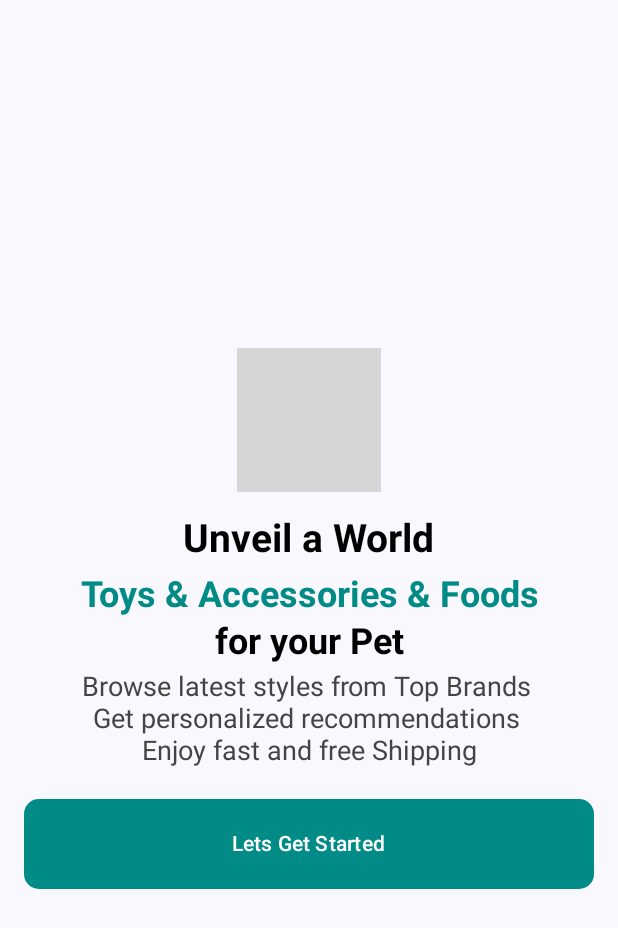
After one commit to mkaomwakuni/DessertKart, an Android app built with Jetpack Compose: the composable Splashscreen shown on its own in the app's theme, on a phone screen of 412 x 824 dp. The commit adds this screen. Shown: the top 928 px of the screen. Run offline under Robolectric (Android 15) with nearby library versions, the phone set to English and light mode, and no system bars; grey boxes are pictures that could not be loaded.

Commit message:
Intro activity- Splashscreen

```diff
--- a/app/build.gradle
+++ b/app/build.gradle
@@ -54,6 +54,8 @@ dependencies {
     implementation 'androidx.activity:activity-compose:1.8.2'
     implementation "androidx.compose.ui:ui:$compose_ui_version"
     implementation "androidx.compose.compiler:compiler:1.5.11"
+    implementation 'androidx.compose.ui:ui-graphics'
+    implementation 'androidx.compose.ui:ui-tooling-preview'
     implementation "androidx.compose.ui:ui-tooling-preview:$compose_ui_version"
     implementation "androidx.navigation:navigation-compose:2.7.7"
     implementation 'androidx.compose.material3:material3-android:1.2.1'
--- /dev/null
+++ b/app/src/main/java/dev/mkao/costkart/activity/Splashscreen.kt
@@ -0,0 +1,146 @@
+package dev.mkao.costkart.activity
+
+import androidx.compose.foundation.Image
+import androidx.compose.foundation.layout.Arrangement
+import androidx.compose.foundation.layout.Box
+import androidx.compose.foundation.layout.Column
+import androidx.compose.foundation.layout.Row
+import androidx.compose.foundation.layout.Spacer
+import androidx.compose.foundation.layout.fillMaxSize
+import androidx.compose.foundation.layout.fillMaxWidth
+import androidx.compose.foundation.layout.height
+import androidx.compose.foundation.layout.padding
+import androidx.compose.foundation.shape.RoundedCornerShape
+import androidx.compose.material3.Button
+import androidx.compose.material3.ButtonDefaults
+import androidx.compose.material3.Text
+import androidx.compose.runtime.Composable
+import androidx.compose.ui.Alignment
+import androidx.compose.ui.Modifier
+import androidx.compose.ui.graphics.Color
+import androidx.compose.ui.res.painterResource
+import androidx.compose.ui.res.stringResource
+import androidx.compose.ui.text.AnnotatedString
+import androidx.compose.ui.text.SpanStyle
+import androidx.compose.ui.text.TextStyle
+import androidx.compose.ui.text.font.FontWeight
+import androidx.compose.ui.text.style.TextAlign
+import androidx.compose.ui.tooling.preview.Preview
+import androidx.compose.ui.unit.dp
+import androidx.compose.ui.unit.sp
+import dev.mkao.costkart.R
+import dev.mkao.costkart.componets.SpacerHeight
+import dev.mkao.costkart.componets.SpacerWidth
+
+@Composable
+fun Splashscreen() {
+
+    val introText = with(AnnotatedString.Builder()) {
+        pushStyle(
+            style = SpanStyle(
+                color = Color.Black,
+                fontWeight = FontWeight.Bold
+            )
+        )
+        append(stringResource(id = R.string.introduction_unveil))
+        pushStyle(
+            style = SpanStyle(
+                color = Color(0xFF008b86),
+                fontWeight = FontWeight.Bold
+            )
+        )
+        append(", " + stringResource(id = R.string.introduction_for_your_pet))
+
+        pushStyle(
+            style = SpanStyle(
+                color = Color.Black,
+                fontWeight = FontWeight.Bold
+            )
+        )
+        append(" " + stringResource(id = R.string.introduction_toys_accessories_foods))
+
+        toAnnotatedString()
+    }
+
+    Column(
+        modifier = Modifier
+            .fillMaxSize()
+            .padding(16.dp),
+        verticalArrangement = Arrangement.Center,
+        horizontalAlignment = Alignment.CenterHorizontally
+    ) {
+        Box(modifier = Modifier) {
+            Image(
+                painter = painterResource(id = R.drawable.intro_logo),
+                contentDescription = stringResource(id = R.string.dessert_description)
+            )
+        }
+        SpacerHeight(16.dp)
+        Column(
+            horizontalAlignment = Alignment.CenterHorizontally
+        ) {
+            Text(
+                text = stringResource(R.string.introduction_unveil), style = TextStyle(
+                    color = Color.Black,
+                    fontSize = 26.sp,
+                    fontWeight = FontWeight.Bold
+                )
+            )
+            SpacerHeight(5.dp)
+            Text(
+                text = AnnotatedString.Builder().apply {
+                    pushStyle(
+                        style = SpanStyle(
+                            color = Color(0xFF008b86),
+                            fontSize = 24.sp,
+                            fontWeight = FontWeight.Bold
+                        )
+                    )
+                    append(stringResource(R.string.introduction_toys_accessories_foods))
+                    pushStyle(
+                        style = SpanStyle(
+                            color = Color.Black,
+                            fontSize = 24.sp,
+                            fontWeight = FontWeight.Bold
+                        )
+                    )
+                    append("\n" + stringResource(R.string.introduction_for_your_pet))
+                }.toAnnotatedString(),
+                style = TextStyle(
+                    textAlign = TextAlign.Center,
+                    color = Color.LightGray,
+                    fontSize = 24.sp,
+                    fontWeight = FontWeight.Bold
+                )
+            )
+            SpacerHeight(5.dp)
+            Text(
+                text = stringResource(R.string.SplashDescription), style = TextStyle(
+                    color = Color.DarkGray,
+                    fontSize = 18.sp,
+                    fontWeight = FontWeight.Normal,
+                    textAlign = TextAlign.Center
+                )
+            )
+        }
+        SpacerHeight(5.dp)
+        Button(
+            onClick = { /*TODO*/ },
+            modifier = Modifier
+                .padding(top = 16.dp)
+                .fillMaxWidth()
+                .height(60.dp),
+            shape = RoundedCornerShape(10.dp),
+            colors = ButtonDefaults.buttonColors(Color(0xFF008b86))
+        ) {
+            Text(text = stringResource(id = R.string.SplashButtonText))
+        }
+    }
+
+}
+
+@Preview(showSystemUi = true)
+@Composable
+fun PreviewSplash(){
+    Splashscreen()
+}
--- /dev/null
+++ b/app/src/main/java/dev/mkao/costkart/componets/SpacerComponent.kt
@@ -0,0 +1,23 @@
+package dev.mkao.costkart.componets
+
+import androidx.compose.foundation.layout.Spacer
+import androidx.compose.foundation.layout.height
+import androidx.compose.foundation.layout.width
+import androidx.compose.runtime.Composable
+import androidx.compose.ui.Modifier
+import androidx.compose.ui.unit.Dp
+import androidx.compose.ui.unit.dp
+
+
+@Composable
+fun SpacerWidth(
+    width: Dp = 10.dp
+) {
+    Spacer(modifier = Modifier.width(width))
+}
+@Composable
+fun SpacerHeight(
+    height: Dp = 10.dp
+) {
+    Spacer(modifier = Modifier.height(height))
+}
--- /dev/null
+++ b/app/src/main/res/values/dimens.xml
@@ -0,0 +1,6 @@
+<?xml version="1.0" encoding="utf-8"?>
+<resources>
+
+    <dimen name="Small_Height">5dp</dimen>
+
+</resources>
--- a/app/src/main/res/values/strings.xml
+++ b/app/src/main/res/values/strings.xml
@@ -3,4 +3,15 @@
     <string name="navigation_item_main">Main</string>
     <string name="navigation_item_favorite">Favorite</string>
     <string name="navigation_item_profile">Profile</string>
+    <string name="dessert_description">\"Intro logo\"</string>
+    <string name="introduction_unveil">Unveil a World</string>
+    <string name="introduction_toys_accessories_foods">Toys &amp; Accessories &amp; Foods</string>
+    <string name="introduction_for_your_pet">for your Pet</string>
+
+    <string name="SplashDescription">Browse latest styles from Top Brands \nGet personalized recommendations \nEnjoy fast and free Shipping</string>
+
+    <string name="SplashButtonText">Lets Get Started</string>
+
+
+
 </resources>
```
